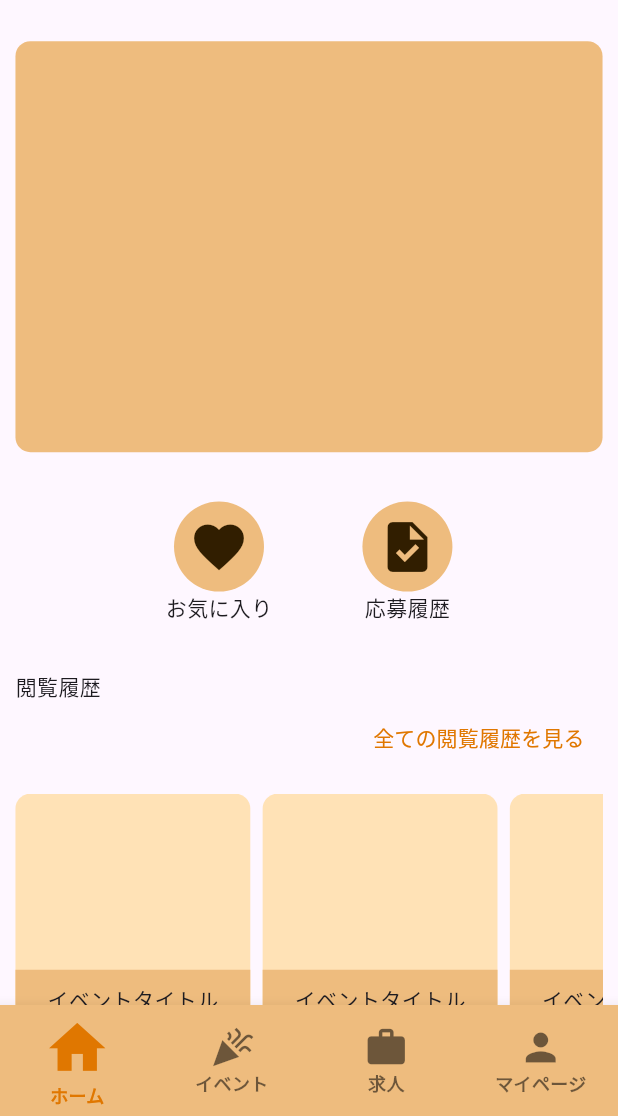
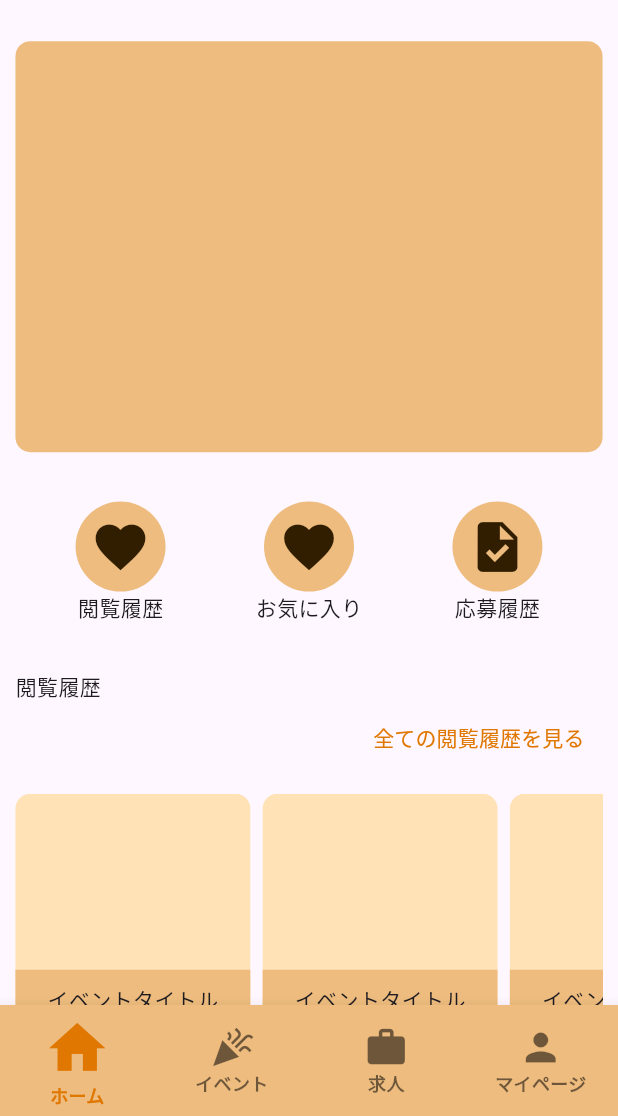
Before and after one commit to Ktomoya912/reelproject, a Flutter app: the Home screen opened by its route, on a phone screen of 412 x 824 dp, the part 120-1236 px from its top. Run offline on Flutter 3.47's test engine with Material 3 defaults, Android fonts, the phone set to English and light mode, and no system bars; our stand-ins replace auto_route.

Commit message:
お気に入り、閲覧履歴リストページ作成

```diff
--- a/lib/page/home/home.dart
+++ b/lib/page/home/home.dart
@@ -5,6 +5,8 @@ import 'package:provider/provider.dart';
 import '/provider/change_general_corporation.dart';
 import 'package:reelproject/page/mypage/apply_hist.dart';
 import 'package:reelproject/page/mypage/posted_list.dart';
+import 'package:reelproject/page/mypage/watch_history.dart';
+import 'package:reelproject/page/mypage/favorite_list.dart';
 
 @RoutePage()
 class HomeRouterPage extends AutoRouter {
@@ -27,14 +29,19 @@ class _HomeState extends State<Home> {
     //一般ボタンリスト
     "general": [
       {
+        "title": "閲覧履歴",
+        "icon": Icons.favorite,
+        "push": const WatchHistory(),
+      },
+      {
         "title": "お気に入り",
         "icon": Icons.favorite,
-        "push": ApplyHist(),
+        "push": const FavoriteList(),
       },
       {
         "title": "応募履歴",
         "icon": Icons.task,
-        "push": ApplyHist(),
+        "push": const ApplyHist(),
       },
     ],
     //法人ボタンリスト
@@ -42,17 +49,17 @@ class _HomeState extends State<Home> {
       {
         "title": "お気に入り",
         "icon": Icons.favorite,
-        "push": ApplyHist(),
+        "push": const FavoriteList(),
       },
       {
         "title": "広告投稿",
         "icon": Icons.post_add,
-        "push": ApplyHist(),
+        "push": const ApplyHist(),
       },
       {
         "title": "投稿一覧",
         "icon": Icons.summarize,
-        "push": PostedList(),
+        "push": const PostedList(),
       }
     ]
   };
@@ -132,6 +139,11 @@ class _HomeState extends State<Home> {
                     centerButtonSize: centerButtonSize,
                     buttonList: buttonList["general"]?[1],
                   ),
+                  SizedBox(width: centerButtonSize), //ボタン間の空間
+                  CenterButton(
+                    centerButtonSize: centerButtonSize,
+                    buttonList: buttonList["general"]?[2],
+                  ),
                 ],
               )
             //法人ボタン
@@ -177,7 +189,14 @@ class _HomeState extends State<Home> {
                           foregroundColor: store.mainColor,
                         ),
                         child: const Text('全ての閲覧履歴を見る'),
-                        onPressed: () {},
+                        onPressed: () {
+                          Navigator.push(
+                              context,
+                              PageRouteBuilder(
+                                  pageBuilder: (context, animation,
+                                          secondaryAnimation) =>
+                                      const WatchHistory()));
+                        },
                       ),
                     ],
                   ),
```
